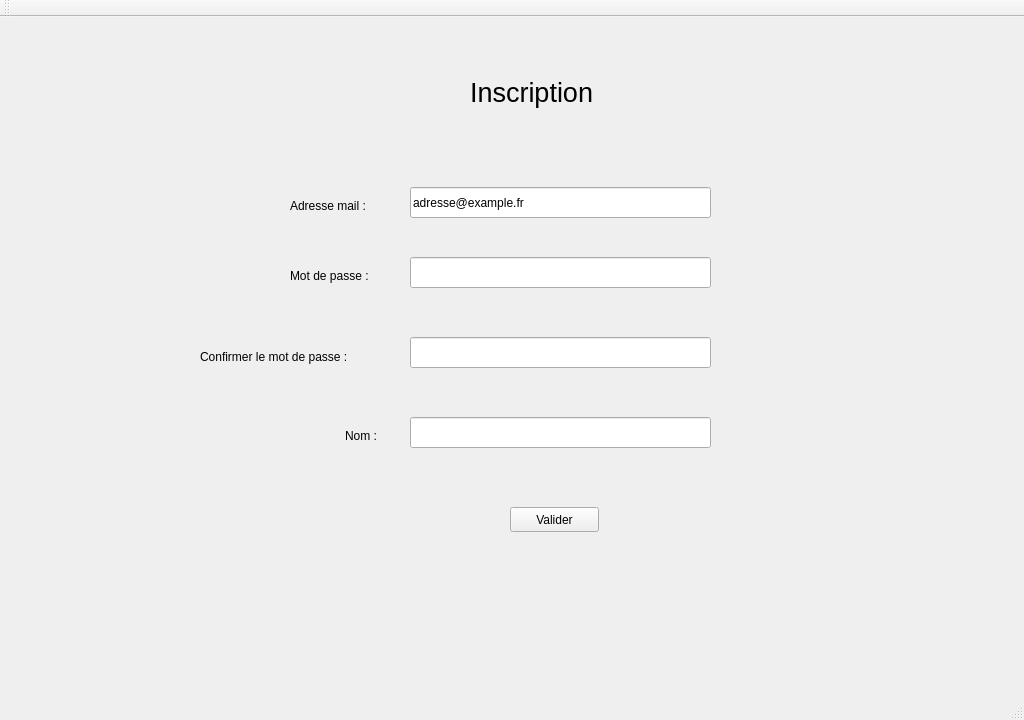
Before: the Qt Designer form Trottipret/trottipret.ui in adeleb54/Trottipret, drawn with Qt 5.
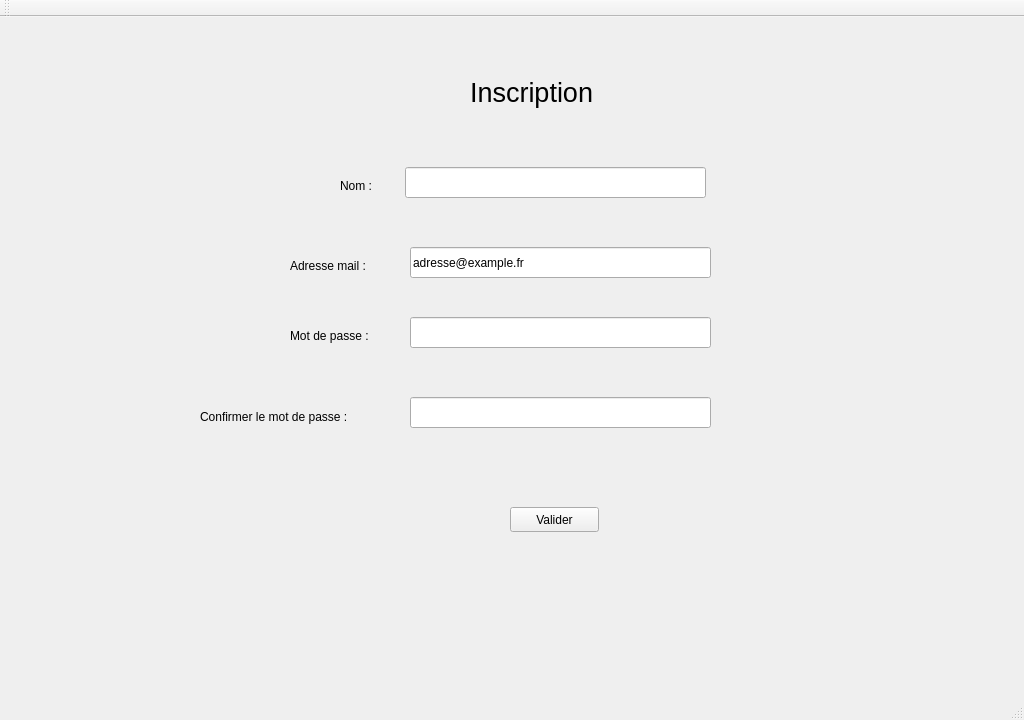
After: the same form once the commit is applied.

Commit message: réarrangement des cases à remplir

The edit to the form file:
```diff
--- a/Trottipret/trottipret.ui
+++ b/Trottipret/trottipret.ui
@@ -43,7 +43,7 @@
     <property name="geometry">
      <rect>
       <x>290</x>
-      <y>180</y>
+      <y>240</y>
       <width>101</width>
       <height>17</height>
      </rect>
@@ -56,7 +56,7 @@
     <property name="geometry">
      <rect>
       <x>290</x>
-      <y>250</y>
+      <y>310</y>
       <width>101</width>
       <height>17</height>
      </rect>
@@ -69,7 +69,7 @@
     <property name="geometry">
      <rect>
       <x>410</x>
-      <y>240</y>
+      <y>300</y>
       <width>301</width>
       <height>31</height>
      </rect>
@@ -79,7 +79,7 @@
     <property name="geometry">
      <rect>
       <x>410</x>
-      <y>170</y>
+      <y>230</y>
       <width>301</width>
       <height>31</height>
      </rect>
@@ -91,8 +91,8 @@
    <widget class="QLineEdit" name="textNom">
     <property name="geometry">
      <rect>
-      <x>410</x>
-      <y>400</y>
+      <x>405</x>
+      <y>150</y>
       <width>301</width>
       <height>31</height>
      </rect>
@@ -104,8 +104,8 @@
    <widget class="QLabel" name="nom">
     <property name="geometry">
      <rect>
-      <x>345</x>
-      <y>410</y>
+      <x>340</x>
+      <y>160</y>
       <width>41</width>
       <height>17</height>
      </rect>
@@ -118,7 +118,7 @@
     <property name="geometry">
      <rect>
       <x>410</x>
-      <y>320</y>
+      <y>380</y>
       <width>301</width>
       <height>31</height>
      </rect>
@@ -128,7 +128,7 @@
     <property name="geometry">
      <rect>
       <x>200</x>
-      <y>330</y>
+      <y>390</y>
       <width>191</width>
       <height>20</height>
      </rect>
```
